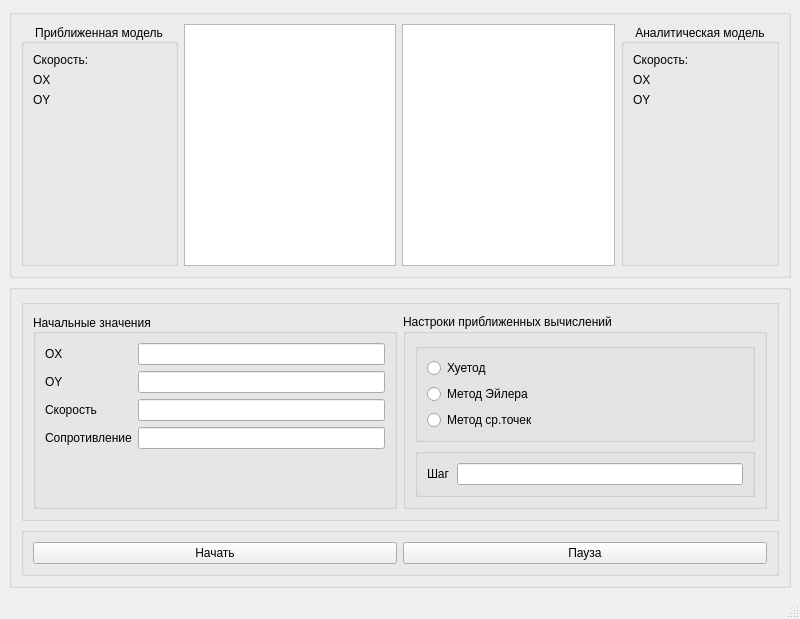
Above: mainwindow.ui from MindlessDoc/FallModel before the change. Below: the same form after it.
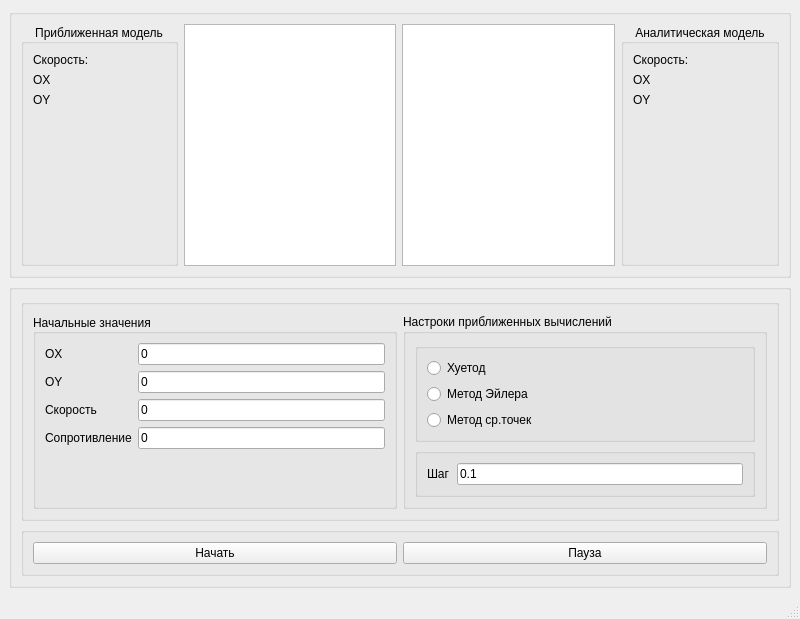
That is the form after the change.

What changed in the file:
```diff
--- a/mainwindow.ui
+++ b/mainwindow.ui
@@ -203,7 +203,11 @@
               </widget>
              </item>
              <item row="0" column="1">
-              <widget class="QLineEdit" name="OxLineEdit"/>
+              <widget class="QLineEdit" name="OxLineEdit">
+               <property name="text">
+                <string>0</string>
+               </property>
+              </widget>
              </item>
              <item row="1" column="0">
               <widget class="QLabel" name="label">
@@ -220,10 +224,18 @@
               </widget>
              </item>
              <item row="1" column="1">
-              <widget class="QLineEdit" name="OyLineEdit"/>
+              <widget class="QLineEdit" name="OyLineEdit">
+               <property name="text">
+                <string>0</string>
+               </property>
+              </widget>
              </item>
              <item row="2" column="1">
-              <widget class="QLineEdit" name="speedLineEdit"/>
+              <widget class="QLineEdit" name="speedLineEdit">
+               <property name="text">
+                <string>0</string>
+               </property>
+              </widget>
              </item>
              <item row="3" column="0">
               <widget class="QLabel" name="label_4">
@@ -233,7 +245,11 @@
               </widget>
              </item>
              <item row="3" column="1">
-              <widget class="QLineEdit" name="resistanceLineEdit"/>
+              <widget class="QLineEdit" name="resistanceLineEdit">
+               <property name="text">
+                <string>0</string>
+               </property>
+              </widget>
              </item>
             </layout>
            </widget>
@@ -332,7 +348,11 @@
                  </widget>
                 </item>
                 <item>
-                 <widget class="QLineEdit" name="stepLineEdit"/>
+                 <widget class="QLineEdit" name="stepLineEdit">
+                  <property name="text">
+                   <string>0.1</string>
+                  </property>
+                 </widget>
                 </item>
                </layout>
               </widget>
```
